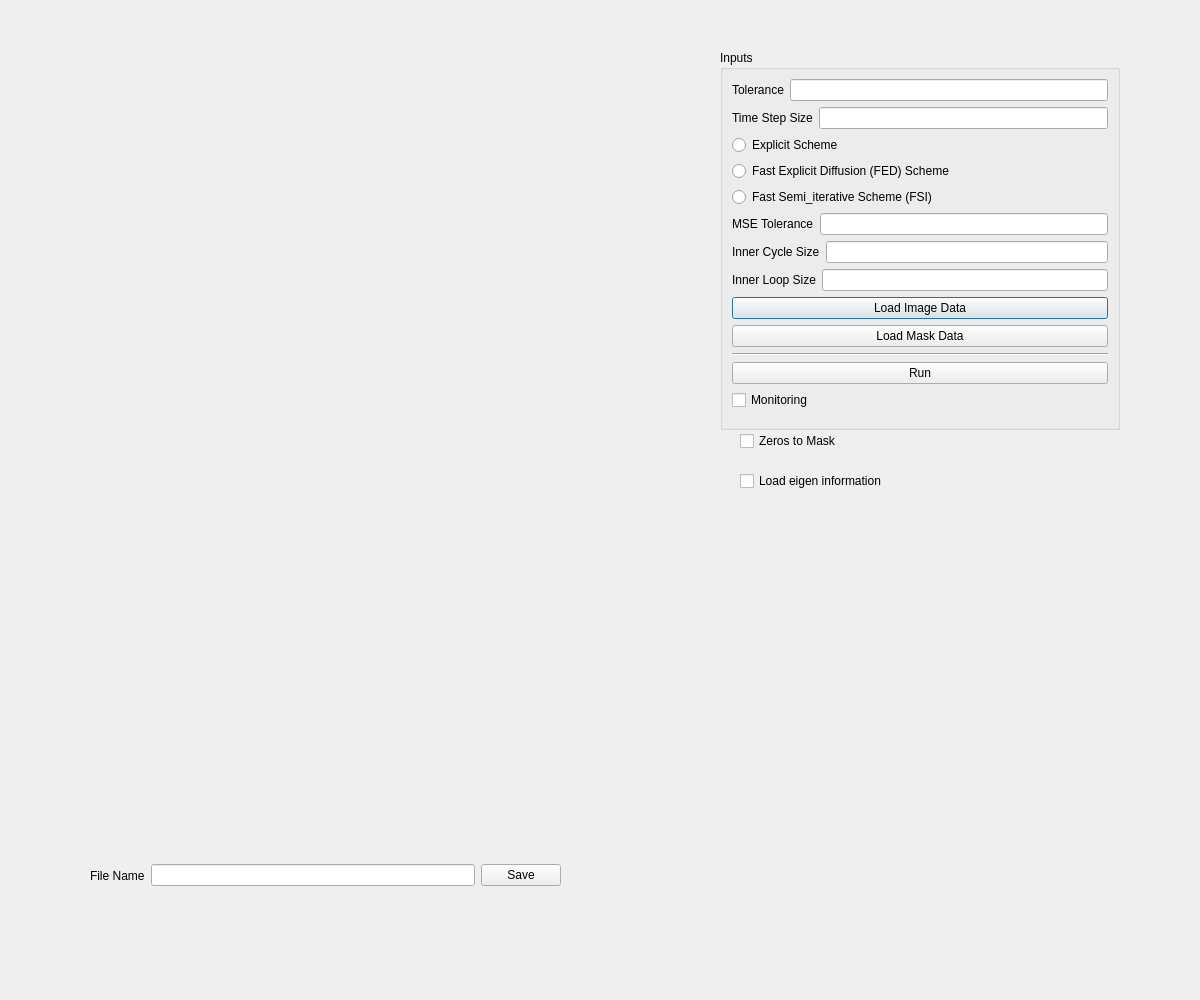
Old version of the form python/imgCodecs/eedinpaintingdialog.ui in the repository theNinthElement/Master_Thesis.
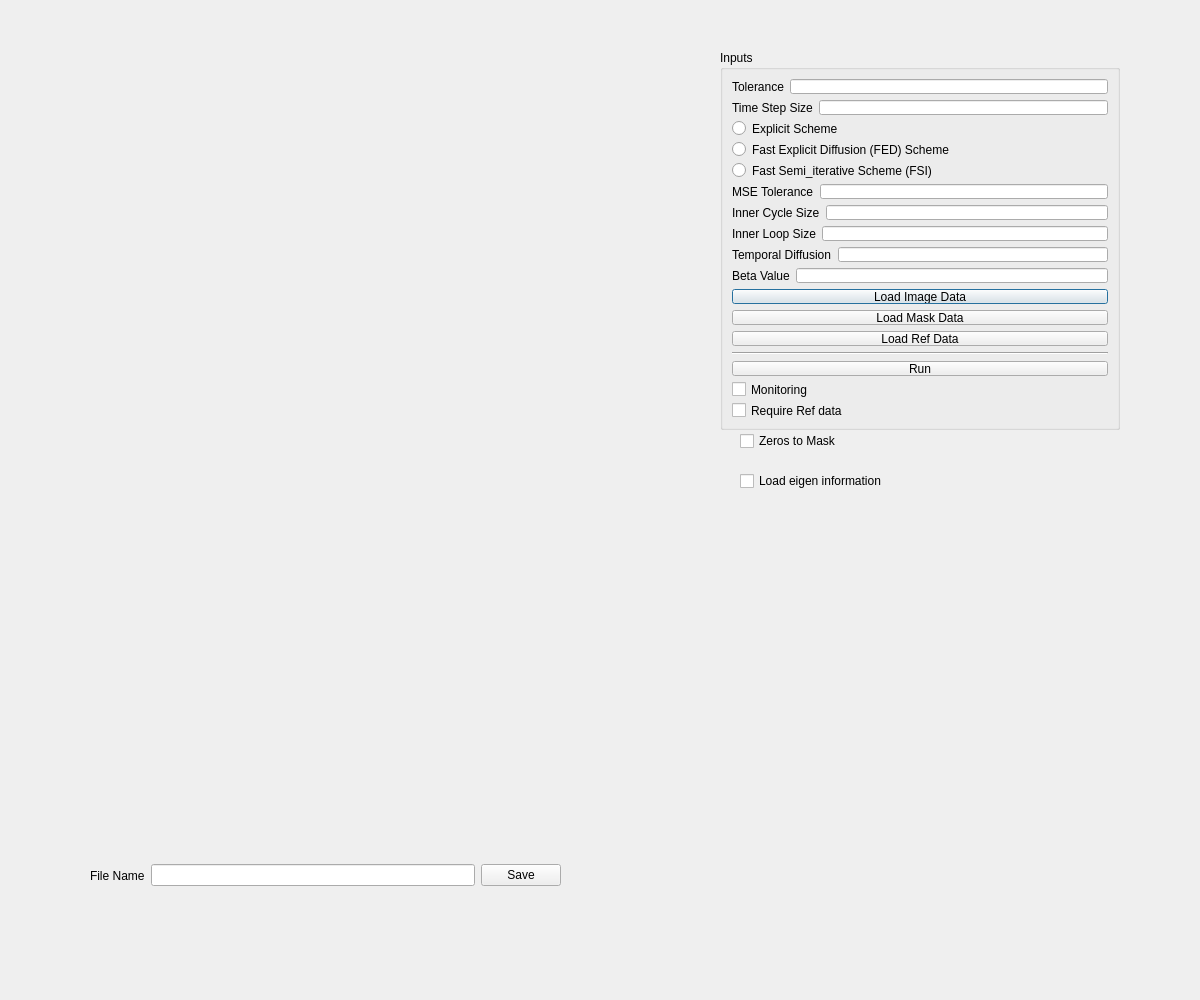
New version of the form.

The edit to the form file:
```diff
--- a/python/imgCodecs/eedinpaintingdialog.ui
+++ b/python/imgCodecs/eedinpaintingdialog.ui
@@ -119,6 +119,38 @@
         </item>
        </layout>
       </item>
+      <item>
+       <layout class="QHBoxLayout" name="horizontalLayout_8">
+        <item>
+         <widget class="QLabel" name="label_eedInpaintFSITemporalDiffusion">
+          <property name="text">
+           <string>Temporal Diffusion</string>
+          </property>
+         </widget>
+        </item>
+        <item>
+         <widget class="QLineEdit" name="lineEdit_EEDTemporalDiffusion"/>
+        </item>
+       </layout>
+      </item>
+      <item>
+       <layout class="QHBoxLayout" name="horizontalLayout_9">
+        <item>
+         <widget class="QLabel" name="label_EEDBetaValue">
+          <property name="text">
+           <string>Beta Value</string>
+          </property>
+         </widget>
+        </item>
+        <item>
+         <widget class="QLineEdit" name="lineEdit_EED4DBetaValue">
+          <property name="text">
+           <string/>
+          </property>
+         </widget>
+        </item>
+       </layout>
+      </item>
       <item>
        <widget class="QPushButton" name="pushButton_eedInpaintUplImg">
         <property name="text">
@@ -133,6 +165,13 @@
         </property>
        </widget>
       </item>
+      <item>
+       <widget class="QPushButton" name="pushButton_eedInpaintUplRefImg">
+        <property name="text">
+         <string>Load Ref Data</string>
+        </property>
+       </widget>
+      </item>
       <item>
        <widget class="Line" name="line">
         <property name="orientation">
@@ -154,6 +193,13 @@
         </property>
        </widget>
       </item>
+      <item>
+       <widget class="QCheckBox" name="checkBox_EED3Dto4D">
+        <property name="text">
+         <string>Require Ref data</string>
+        </property>
+       </widget>
+      </item>
      </layout>
     </item>
    </layout>
```
